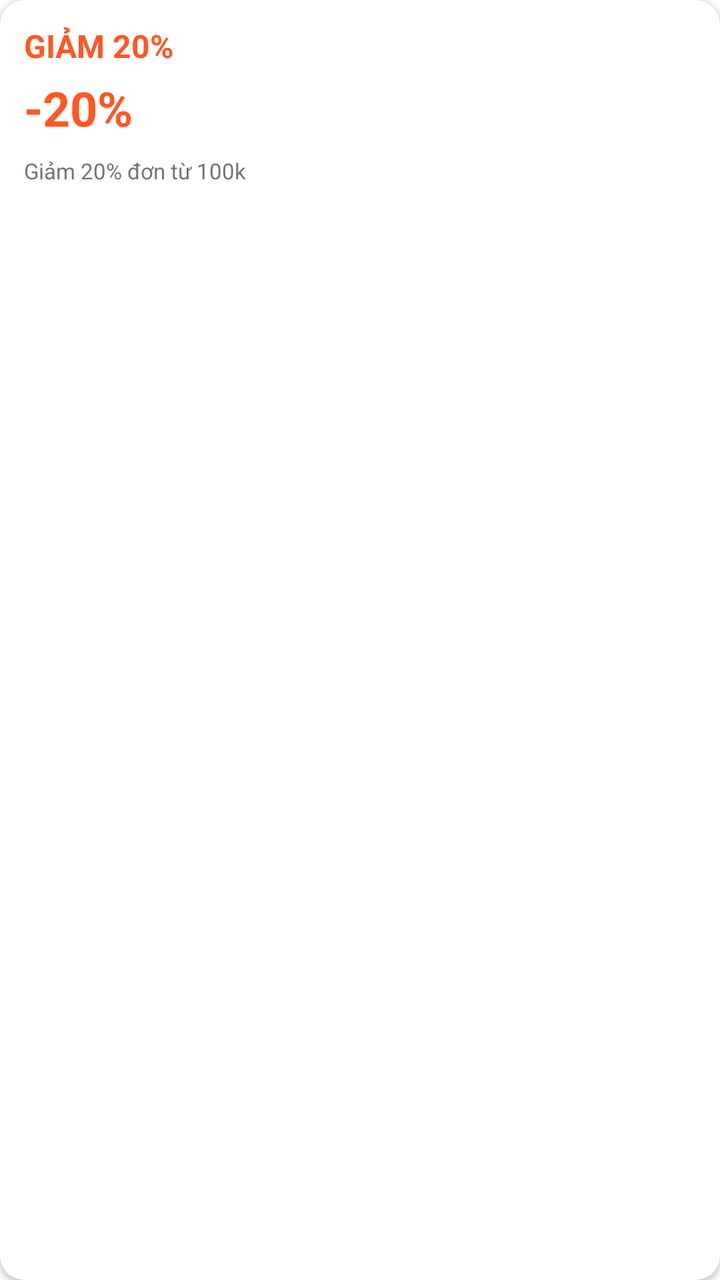
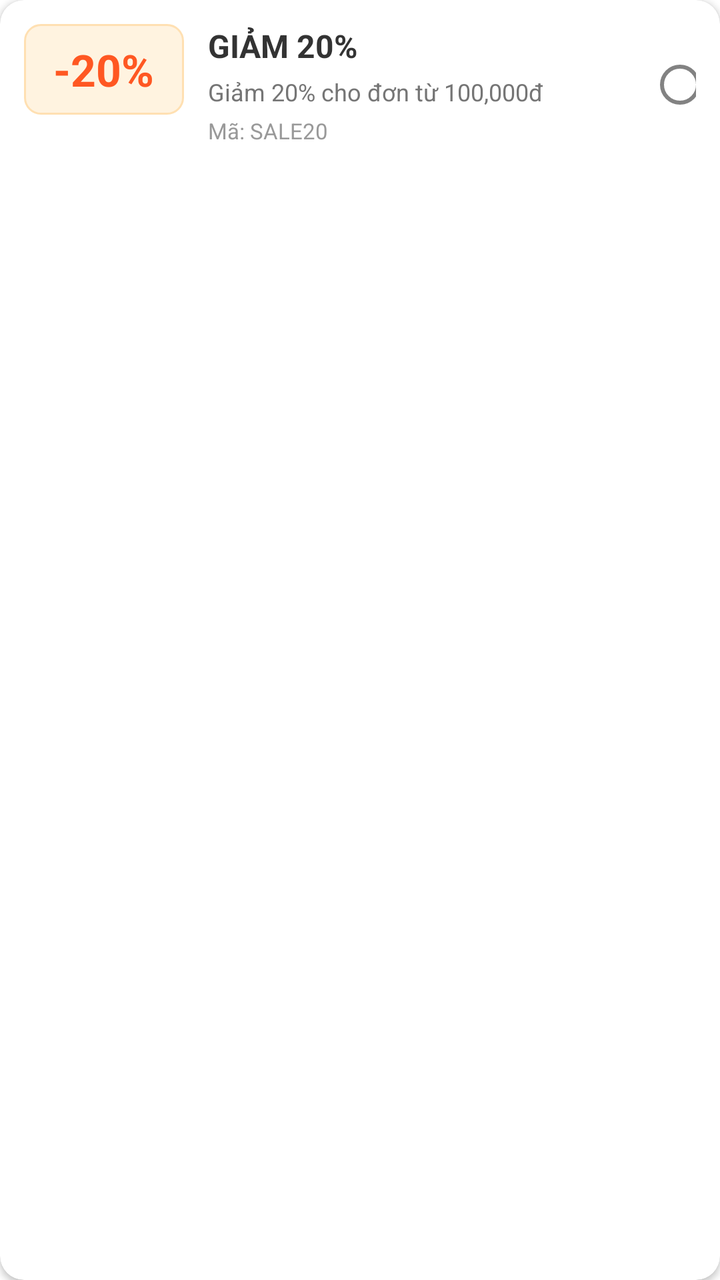

Compare the two renders of this Android layout. The source of the first and the diff that turns it into the second are given below.
<!-- AndroidManifest.xml: application theme Theme.FoodOrder -->
<!-- res/layout/item_voucher.xml -->
<?xml version="1.0" encoding="utf-8"?>
<androidx.cardview.widget.CardView xmlns:android="http://schemas.android.com/apk/res/android"
    xmlns:app="http://schemas.android.com/apk/res-auto"
    android:layout_width="160dp"
    android:layout_height="wrap_content"
    android:layout_margin="8dp"
    app:cardCornerRadius="12dp"
    app:cardElevation="2dp">

    <LinearLayout
        android:layout_width="match_parent"
        android:layout_height="wrap_content"
        android:orientation="vertical"
        android:padding="12dp">

        <TextView
            android:id="@+id/tvVoucherTitle"
            android:layout_width="wrap_content"
            android:layout_height="wrap_content"
            android:text="GIẢM 20%"
            android:textSize="16sp"
            android:textStyle="bold"
            android:textColor="#FF5722" />

        <TextView
            android:id="@+id/tvVoucherDiscount"
            android:layout_width="wrap_content"
            android:layout_height="wrap_content"
            android:text="-20%"
            android:textSize="24sp"
            android:textStyle="bold"
            android:textColor="#FF5722"
            android:layout_marginTop="4dp" />

        <TextView
            android:id="@+id/tvVoucherDescription"
            android:layout_width="wrap_content"
            android:layout_height="wrap_content"
            android:text="Giảm 20% đơn từ 100k"
            android:textSize="11sp"
            android:textColor="#757575"
            android:layout_marginTop="8dp"
            android:maxLines="2"
            android:ellipsize="end" />

    </LinearLayout>

</androidx.cardview.widget.CardView>
<!-- resources referenced by this layout -->
<resources>
  <style name="Theme.FoodOrder" parent="Theme.MaterialComponents.DayNight.NoActionBar">
          
          <item name="colorPrimary">@color/primary_color</item>
          <item name="colorPrimaryVariant">@color/primary_dark</item>
          <item name="colorOnPrimary">@color/white</item>
  
          
          <item name="colorSecondary">@color/accent</item>
          <item name="colorSecondaryVariant">@color/teal_700</item>
          <item name="colorOnSecondary">@color/black</item>
  
          
          <item name="android:windowBackground">@color/background</item>
  
          
          <item name="colorSurface">@color/surface</item>
          <item name="colorOnSurface">@color/text_primary</item>
          <item name="colorError">#FF0000</item>
      </style>
  <color name="primary_color">#FF5722</color>
  <color name="primary_dark">#E64A19</color>
  <color name="white">#FFFFFFFF</color>
  <color name="accent">#FFC107</color>
  <color name="teal_700">#FF018786</color>
  <color name="black">#FF000000</color>
  <color name="background">#FFFFFF</color>
  <color name="surface">#F5F5F5</color>
  <color name="text_primary">#212121</color>
</resources>

<!-- the commit's change to res/layout/item_voucher.xml (unified diff, before → after) -->
@@ -1,47 +1,82 @@
 <?xml version="1.0" encoding="utf-8"?>
 <androidx.cardview.widget.CardView xmlns:android="http://schemas.android.com/apk/res/android"
     xmlns:app="http://schemas.android.com/apk/res-auto"
-    android:layout_width="160dp"
+    android:layout_width="match_parent"
     android:layout_height="wrap_content"
-    android:layout_margin="8dp"
+    android:layout_margin="6dp"
     app:cardCornerRadius="12dp"
     app:cardElevation="2dp">
 
     <LinearLayout
         android:layout_width="match_parent"
         android:layout_height="wrap_content"
-        android:orientation="vertical"
-        android:padding="12dp">
+        android:orientation="horizontal"
+        android:padding="12dp"
+        android:background="?attr/selectableItemBackground">
 
-        <TextView
-            android:id="@+id/tvVoucherTitle"
-            android:layout_width="wrap_content"
+        
+        <LinearLayout
+            android:layout_width="80dp"
             android:layout_height="wrap_content"
-            android:text="GIẢM 20%"
-            android:textSize="16sp"
-            android:textStyle="bold"
-            android:textColor="#FF5722" />
+            android:orientation="vertical"
+            android:gravity="center"
+            android:padding="8dp"
+            android:background="@drawable/bg_voucher_discount">
 
-        <TextView
-            android:id="@+id/tvVoucherDiscount"
-            android:layout_width="wrap_content"
+            <TextView
+                android:id="@+id/tvVoucherDiscount"
+                android:layout_width="wrap_content"
+                android:layout_height="wrap_content"
+                android:text="-20%"
+                android:textSize="22sp"
+                android:textStyle="bold"
+                android:textColor="#FF5722" />
+
+        </LinearLayout>
+
+        
+        <LinearLayout
+            android:layout_width="0dp"
             android:layout_height="wrap_content"
-            android:text="-20%"
-            android:textSize="24sp"
-            android:textStyle="bold"
-            android:textColor="#FF5722"
-            android:layout_marginTop="4dp" />
+            android:layout_weight="1"
+            android:orientation="vertical"
+            android:layout_marginStart="12dp">
 
-        <TextView
-            android:id="@+id/tvVoucherDescription"
-            android:layout_width="wrap_content"
-            android:layout_height="wrap_content"
-            android:text="Giảm 20% đơn từ 100k"
-            android:textSize="11sp"
-            android:textColor="#757575"
-            android:layout_marginTop="8dp"
-            android:maxLines="2"
-            android:ellipsize="end" />
+            <TextView
+                android:id="@+id/tvVoucherTitle"
+                android:layout_width="wrap_content"
+                android:layout_height="wrap_content"
+                android:text="GIẢM 20%"
+                android:textSize="16sp"
+                android:textStyle="bold"
+                android:textColor="#333333" />
+
+            <TextView
+                android:id="@+id/tvVoucherDescription"
+                android:layout_width="wrap_content"
+                android:layout_height="wrap_content"
+                android:text="Giảm 20% cho đơn từ 100,000đ"
+                android:textSize="12sp"
+                android:textColor="#757575"
+                android:layout_marginTop="4dp" />
+
+            <TextView
+                android:id="@+id/tvVoucherCode"
+                android:layout_width="wrap_content"
+                android:layout_height="wrap_content"
+                android:text="Mã: SALE20"
+                android:textSize="11sp"
+                android:textColor="#999999"
+                android:layout_marginTop="4dp" />
+
+        </LinearLayout>
+
+        
+        <RadioButton
+            android:id="@+id/rbSelectVoucher"
+            android:layout_width="24dp"
+            android:layout_height="24dp"
+            android:layout_gravity="center" />
 
     </LinearLayout>
 
<!-- resource entries referenced after the edit -->
@@ -1,5 +1,14 @@
 <!-- resources referenced by this layout -->
 <resources>
+  <!-- drawable bg_voucher_discount (drawable) -->
+  <?xml version="1.0" encoding="utf-8"?>
+  <shape xmlns:android="http://schemas.android.com/apk/res/android">
+      <solid android:color="#FFF3E0" />
+      <corners android:radius="8dp" />
+      <stroke
+          android:width="1dp"
+          android:color="#FFE0B2" />
+  </shape>
   <style name="Theme.FoodOrder" parent="Theme.MaterialComponents.DayNight.NoActionBar">
           
           <item name="colorPrimary">@color/primary_color</item>
